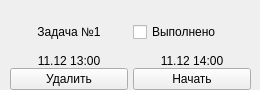
This is my_widgets/task_widget.ui in prostoLavr/time_control as Qt 5 draws it before an edit. The edited form follows.
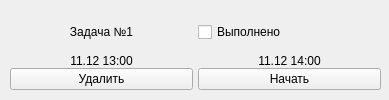
This is the edited form.

Commit message: More width task widget

```diff
--- a/my_widgets/task_widget.ui
+++ b/my_widgets/task_widget.ui
@@ -6,8 +6,8 @@
    <rect>
     <x>0</x>
     <y>0</y>
-    <width>260</width>
-    <height>90</height>
+    <width>389</width>
+    <height>100</height>
    </rect>
   </property>
   <property name="minimumSize">
@@ -27,7 +27,7 @@
     <rect>
      <x>0</x>
      <y>0</y>
-     <width>261</width>
+     <width>391</width>
      <height>100</height>
     </rect>
    </property>
```
The commit also changes 1 other file.
